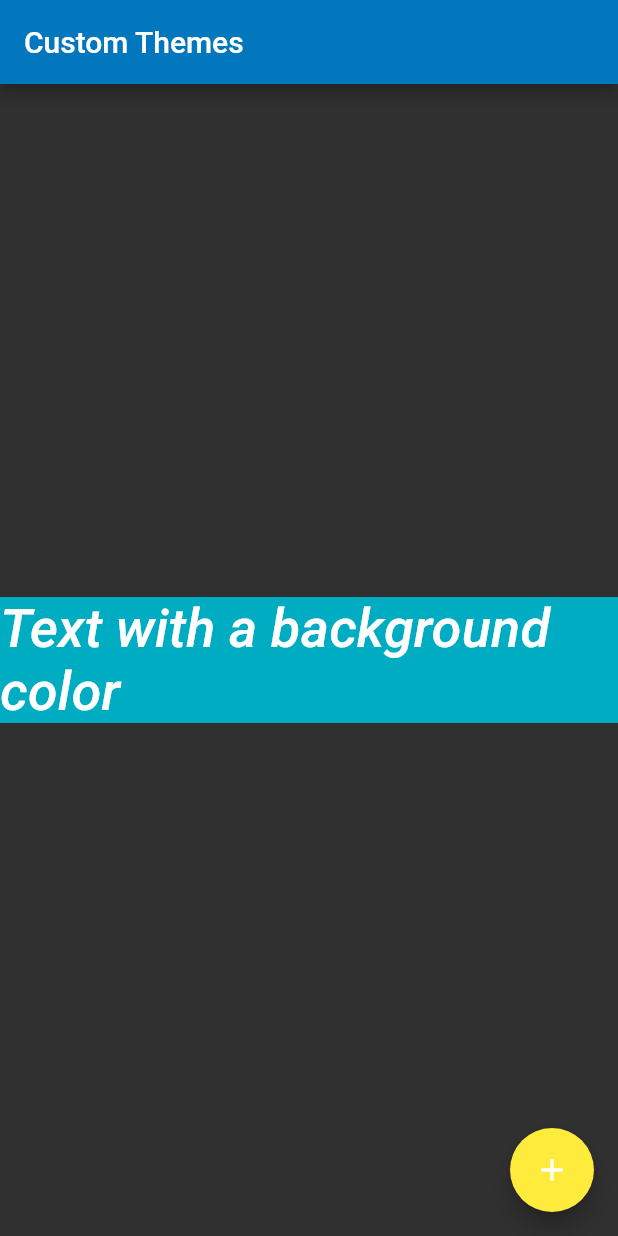
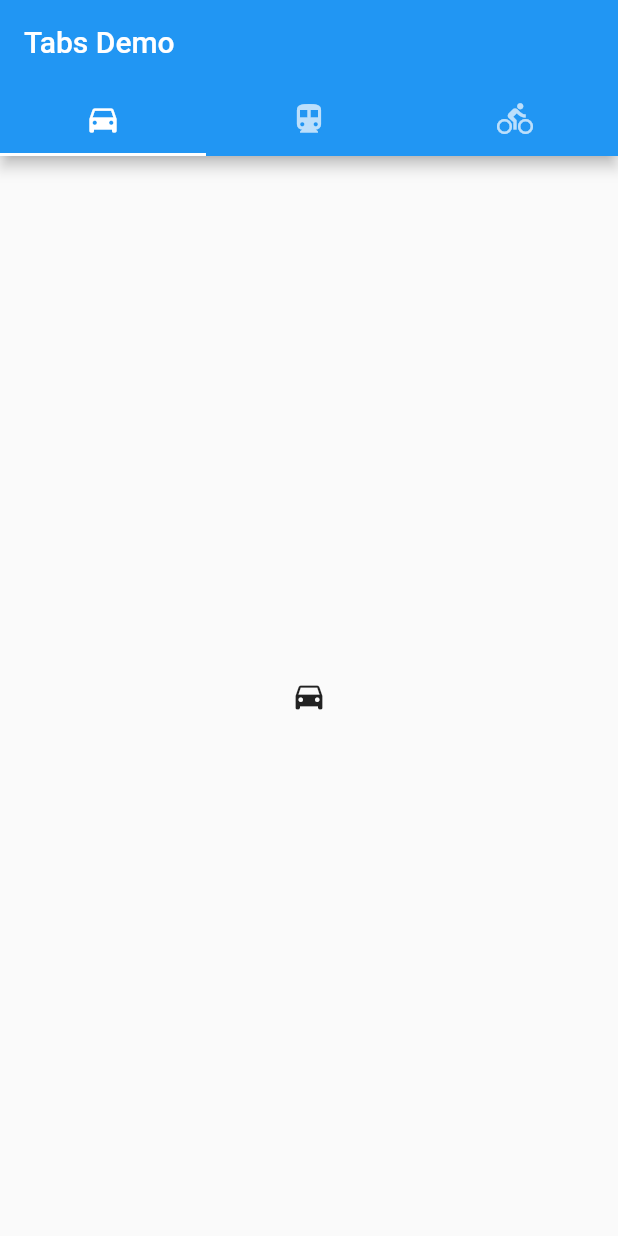
Before and after one commit to Weck1/flutter_practice, a Flutter app: the screen it shows after launch, on a phone screen of 412 x 824 dp. Run offline on Flutter 3.47's test engine with Material 2 defaults, Android fonts, the phone set to English and light mode, and no system bars; Roboto replaces fonts that are missing (Monsterrat).

```diff
--- a/lib/main.dart
+++ b/lib/main.dart
@@ -1,59 +1,33 @@
 import 'package:flutter/material.dart';
-import 'package:flutter/foundation.dart';
 
-void main() => runApp(MyApp());
+void main() {
+  runApp(TabBarDemo());
+}
 
-class MyApp extends StatelessWidget {
+class TabBarDemo extends StatelessWidget {
   @override
   Widget build(BuildContext context) {
-    final appName = 'Custom Themes';
-
     return MaterialApp(
-      title: appName,
-      theme: ThemeData(
-        brightness: Brightness.dark,
-        primaryColor: Colors.lightBlue[800],
-        accentColor: Colors.cyan[600],
-
-        fontFamily: 'Monsterrat',
-
-        textTheme: TextTheme(
-          headline: TextStyle(fontSize: 72.0, fontWeight: FontWeight.bold),
-          title: TextStyle(fontSize: 36.0, fontStyle: FontStyle.italic),
-          body1: TextStyle(fontSize: 14.0, fontFamily: 'Hind'),
-
-        )
-      ),
-      home: MyHomePage(
-        title: appName,
-      ),
-    );
-  }
-}
-
-class MyHomePage extends StatelessWidget {
-  final String title;
-
-  MyHomePage({Key key, @required this.title}) : super(key: key);
-
-  @override
-  Widget build(BuildContext context) {
-    return Scaffold(
-      appBar: AppBar(title: Text(title)),
-      body: Center(
-        child: Container(
-          color: Theme.of(context).accentColor,
-          child: Text(
-            'Text with a background color',
-            style:Theme.of(context).textTheme.title,
+      home: DefaultTabController(
+        length: 3,
+        child: Scaffold(
+          appBar: AppBar(
+            bottom: TabBar(
+              tabs: <Widget>[
+                Tab(icon: Icon(Icons.directions_car)),
+                Tab(icon: Icon(Icons.directions_transit)),
+                Tab(icon: Icon(Icons.directions_bike)),
+              ],
+            ),
+            title: Text('Tabs Demo'),
           ),
-        ),
-      ),
-      floatingActionButton: Theme(
-        data: Theme.of(context).copyWith(accentColor: Colors.yellow),
-        child: FloatingActionButton(
-          onPressed: null,
-          child: Icon(Icons.add),
+          body: TabBarView(
+            children: <Widget>[
+              Icon(Icons.directions_car),
+              Icon(Icons.directions_transit),
+              Icon(Icons.directions_bike),
+            ],
+          ),
         ),
       ),
     );
```
Also changed, not shown: theme-practice.dart (added, +61 -0 lines).
